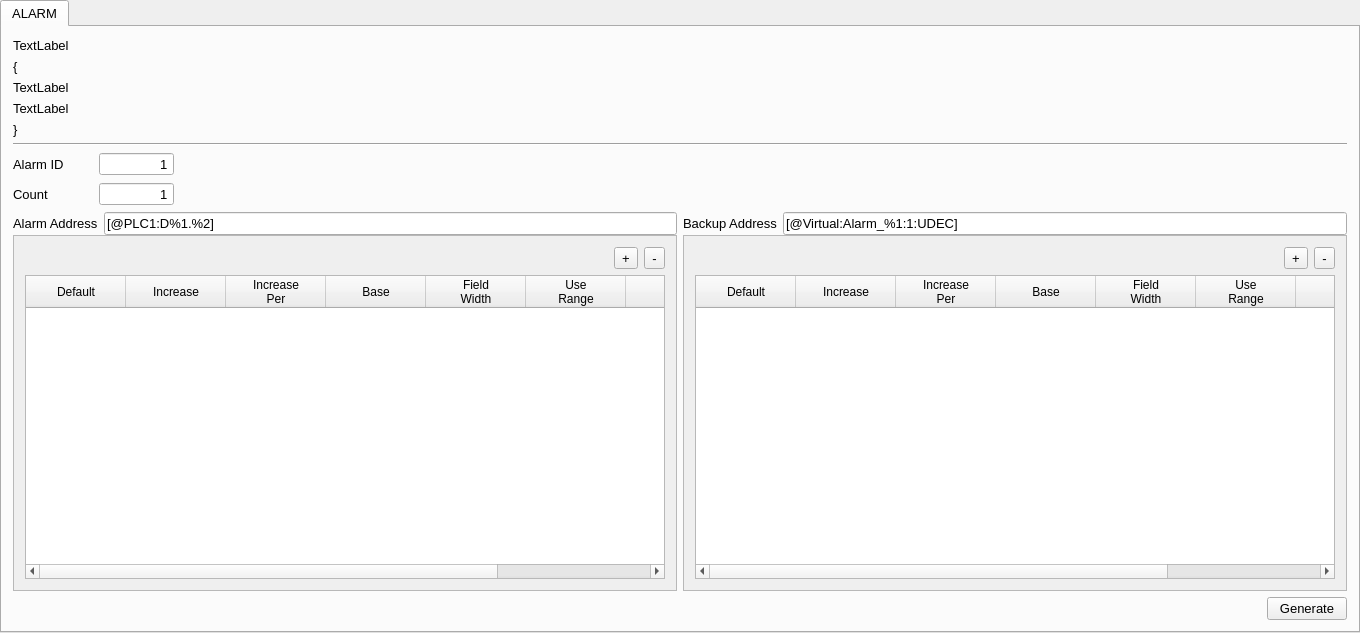
First picture: the form in MainWindow.ui, repository hyo0913/TDS-SecsGem-Script-Generator, before the edit.
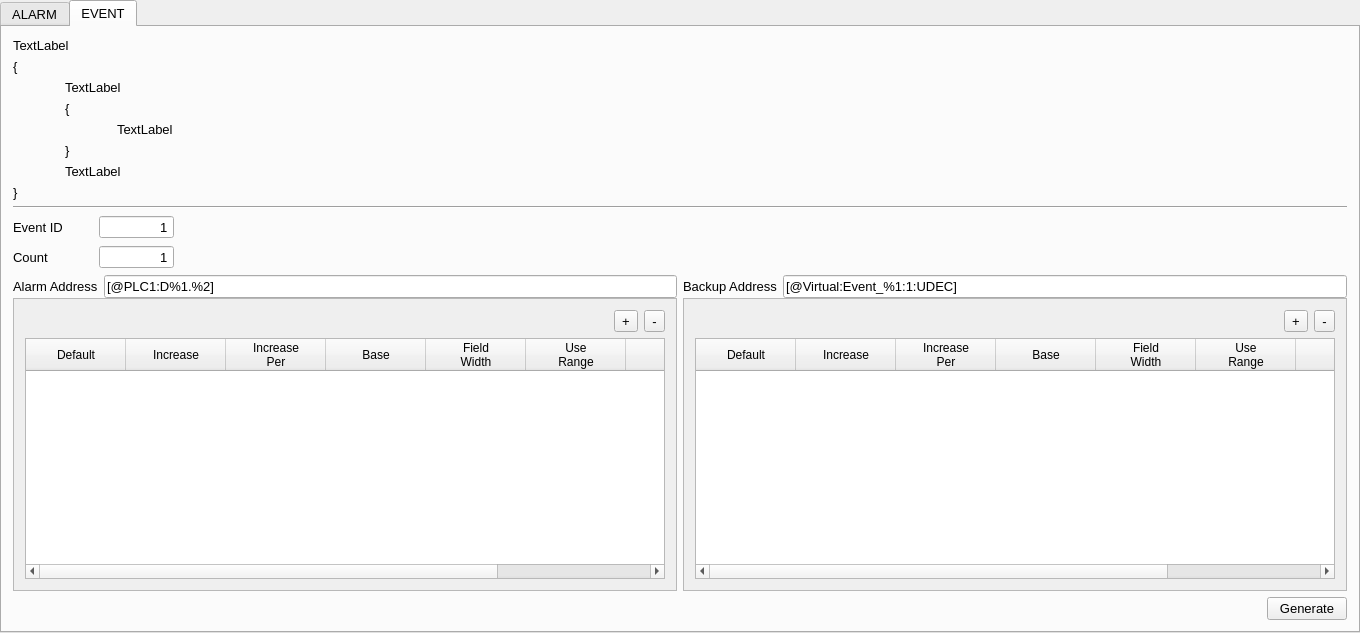
Second picture: the form after the edit. The open tabs and pages were chosen to show the change.

Patch:
```diff
--- a/MainWindow.ui
+++ b/MainWindow.ui
@@ -60,14 +60,14 @@
         <item>
          <widget class="QLabel" name="label_line1">
           <property name="text">
-           <string>TextLabel</string>
+           <string>	TextLabel</string>
           </property>
          </widget>
         </item>
         <item>
          <widget class="QLabel" name="label_line2">
           <property name="text">
-           <string>TextLabel</string>
+           <string>	TextLabel</string>
           </property>
          </widget>
         </item>
@@ -235,9 +235,6 @@
                   <pointsize>10</pointsize>
                  </font>
                 </property>
-                <property name="text">
-                 <string>[@PLC1:D%1.%2]</string>
-                </property>
                </widget>
               </item>
              </layout>
@@ -403,9 +400,6 @@
                   <pointsize>10</pointsize>
                  </font>
                 </property>
-                <property name="text">
-                 <string>[@Virtual:Alarm_%1:1:UDEC]</string>
-                </property>
                </widget>
               </item>
              </layout>
@@ -575,6 +569,574 @@
         </item>
        </layout>
       </widget>
+      <widget class="QWidget" name="Event">
+       <attribute name="title">
+        <string>EVENT</string>
+       </attribute>
+       <layout class="QVBoxLayout" name="verticalLayout_11">
+        <item>
+         <widget class="QLabel" name="label_EventCondition1">
+          <property name="font">
+           <font>
+            <pointsize>10</pointsize>
+           </font>
+          </property>
+          <property name="text">
+           <string>TextLabel</string>
+          </property>
+         </widget>
+        </item>
+        <item>
+         <widget class="QLabel" name="label_EventBracketOpen1">
+          <property name="font">
+           <font>
+            <pointsize>10</pointsize>
+           </font>
+          </property>
+          <property name="text">
+           <string>{</string>
+          </property>
+         </widget>
+        </item>
+        <item>
+         <widget class="QLabel" name="label_EventCondition2">
+          <property name="text">
+           <string>	TextLabel</string>
+          </property>
+         </widget>
+        </item>
+        <item>
+         <widget class="QLabel" name="label_EventBracketOpen2">
+          <property name="text">
+           <string>	{</string>
+          </property>
+         </widget>
+        </item>
+        <item>
+         <widget class="QLabel" name="label_EventLine1">
+          <property name="text">
+           <string>		TextLabel</string>
+          </property>
+         </widget>
+        </item>
+        <item>
+         <widget class="QLabel" name="label_EventBracketClose2">
+          <property name="text">
+           <string>	}</string>
+          </property>
+         </widget>
+        </item>
+        <item>
+         <widget class="QLabel" name="label_EventLine2">
+          <property name="text">
+           <string>	TextLabel</string>
+          </property>
+         </widget>
+        </item>
+        <item>
+         <widget class="QLabel" name="label_EventBracketClose1">
+          <property name="font">
+           <font>
+            <pointsize>10</pointsize>
+           </font>
+          </property>
+          <property name="text">
+           <string>}</string>
+          </property>
+         </widget>
+        </item>
+        <item>
+         <widget class="Line" name="line_Event">
+          <property name="orientation">
+           <enum>Qt::Horizontal</enum>
+          </property>
+         </widget>
+        </item>
+        <item>
+         <layout class="QHBoxLayout" name="horizontalLayout_14">
+          <item>
+           <widget class="QLabel" name="label_EventId">
+            <property name="minimumSize">
+             <size>
+              <width>80</width>
+              <height>0</height>
+             </size>
+            </property>
+            <property name="text">
+             <string>Event ID</string>
+            </property>
+           </widget>
+          </item>
+          <item>
+           <widget class="QSpinBox" name="spinBox_EventId">
+            <property name="minimumSize">
+             <size>
+              <width>75</width>
+              <height>0</height>
+             </size>
+            </property>
+            <property name="alignment">
+             <set>Qt::AlignRight|Qt::AlignTrailing|Qt::AlignVCenter</set>
+            </property>
+            <property name="buttonSymbols">
+             <enum>QAbstractSpinBox::NoButtons</enum>
+            </property>
+            <property name="minimum">
+             <number>1</number>
+            </property>
+            <property name="maximum">
+             <number>9999999</number>
+            </property>
+           </widget>
+          </item>
+          <item>
+           <spacer name="horizontalSpacer_8">
+            <property name="orientation">
+             <enum>Qt::Horizontal</enum>
+            </property>
+            <property name="sizeHint" stdset="0">
+             <size>
+              <width>40</width>
+              <height>20</height>
+             </size>
+            </property>
+           </spacer>
+          </item>
+         </layout>
+        </item>
+        <item>
+         <layout class="QHBoxLayout" name="horizontalLayout_15">
+          <item>
+           <widget class="QLabel" name="label_EventCount">
+            <property name="enabled">
+             <bool>true</bool>
+            </property>
+            <property name="minimumSize">
+             <size>
+              <width>80</width>
+              <height>0</height>
+             </size>
+            </property>
+            <property name="font">
+             <font>
+              <pointsize>10</pointsize>
+             </font>
+            </property>
+            <property name="text">
+             <string>Count</string>
+            </property>
+           </widget>
+          </item>
+          <item>
+           <widget class="QSpinBox" name="spinBox_EventCount">
+            <property name="minimumSize">
+             <size>
+              <width>75</width>
+              <height>0</height>
+             </size>
+            </property>
+            <property name="font">
+             <font>
+              <pointsize>10</pointsize>
+             </font>
+            </property>
+            <property name="alignment">
+             <set>Qt::AlignRight|Qt::AlignTrailing|Qt::AlignVCenter</set>
+            </property>
+            <property name="buttonSymbols">
+             <enum>QAbstractSpinBox::NoButtons</enum>
+            </property>
+            <property name="minimum">
+             <number>1</number>
+            </property>
+            <property name="maximum">
+             <number>9999999</number>
+            </property>
+           </widget>
+          </item>
+          <item>
+           <spacer name="horizontalSpacer_9">
+            <property name="orientation">
+             <enum>Qt::Horizontal</enum>
+            </property>
+            <property name="sizeHint" stdset="0">
+             <size>
+              <width>40</width>
+              <height>20</height>
+             </size>
+            </property>
+           </spacer>
+          </item>
+         </layout>
+        </item>
+        <item>
+         <layout class="QHBoxLayout" name="horizontalLayout_9">
+          <item>
+           <layout class="QVBoxLayout" name="verticalLayout_7">
+            <property name="spacing">
+             <number>0</number>
+            </property>
+            <item>
+             <layout class="QHBoxLayout" name="horizontalLayout_10">
+              <item>
+               <widget class="QLabel" name="label_7">
+                <property name="font">
+                 <font>
+                  <pointsize>10</pointsize>
+                 </font>
+                </property>
+                <property name="text">
+                 <string>Alarm Address</string>
+                </property>
+               </widget>
+              </item>
+              <item>
+               <widget class="QLineEdit" name="lineEditEventDevAddr">
+                <property name="font">
+                 <font>
+                  <pointsize>10</pointsize>
+                 </font>
+                </property>
+                <property name="text">
+                 <string>[@PLC1:D%1.%2]</string>
+                </property>
+               </widget>
+              </item>
+             </layout>
+            </item>
+            <item>
+             <widget class="QScrollArea" name="scrollAreaEventDevAddr">
+              <property name="frameShadow">
+               <enum>QFrame::Plain</enum>
+              </property>
+              <property name="widgetResizable">
+               <bool>true</bool>
+              </property>
+              <widget class="QWidget" name="scrollAreaWidgetContentsEventDev">
+               <property name="geometry">
+                <rect>
+                 <x>0</x>
+                 <y>0</y>
+                 <width>659</width>
+                 <height>314</height>
+                </rect>
+               </property>
+               <layout class="QVBoxLayout" name="verticalLayout_8">
+                <item>
+                 <layout class="QHBoxLayout" name="horizontalLayout_11">
+                  <property name="spacing">
+                   <number>6</number>
+                  </property>
+                  <item>
+                   <spacer name="horizontalSpacer_6">
+                    <property name="orientation">
+                     <enum>Qt::Horizontal</enum>
+                    </property>
+                    <property name="sizeHint" stdset="0">
+                     <size>
+                      <width>40</width>
+                      <height>20</height>
+                     </size>
+                    </property>
+                   </spacer>
+                  </item>
+                  <item>
+                   <widget class="QToolButton" name="toolButtonEventAddDevParam">
+                    <property name="text">
+                     <string>+</string>
+                    </property>
+                   </widget>
+                  </item>
+                  <item>
+                   <widget class="QToolButton" name="toolButtonEventDelDevParam">
+                    <property name="text">
+                     <string>-</string>
+                    </property>
+                   </widget>
+                  </item>
+                 </layout>
+                </item>
+                <item>
+                 <widget class="QTableWidget" name="tableWidgetEventDevParams">
+                  <property name="textElideMode">
+                   <enum>Qt::ElideMiddle</enum>
+                  </property>
+                  <attribute name="horizontalHeaderCascadingSectionResizes">
+                   <bool>true</bool>
+                  </attribute>
+                  <column>
+                   <property name="text">
+                    <string>Default</string>
+                   </property>
+                   <property name="textAlignment">
+                    <set>AlignHCenter|AlignVCenter|AlignCenter</set>
+                   </property>
+                  </column>
+                  <column>
+                   <property name="text">
+                    <string>Increase</string>
+                   </property>
+                   <property name="textAlignment">
+                    <set>AlignHCenter|AlignVCenter|AlignCenter</set>
+                   </property>
+                  </column>
+                  <column>
+                   <property name="text">
+                    <string>Increase
+Per</string>
+                   </property>
+                   <property name="textAlignment">
+                    <set>AlignHCenter|AlignVCenter|AlignCenter</set>
+                   </property>
+                  </column>
+                  <column>
+                   <property name="text">
+                    <string>Base</string>
+                   </property>
+                   <property name="textAlignment">
+                    <set>AlignHCenter|AlignVCenter|AlignCenter</set>
+                   </property>
+                  </column>
+                  <column>
+                   <property name="text">
+                    <string>Field
+Width</string>
+                   </property>
+                   <property name="textAlignment">
+                    <set>AlignHCenter|AlignVCenter|AlignCenter</set>
+                   </property>
+                  </column>
+                  <column>
+                   <property name="text">
+                    <string>Use
+Range</string>
+                   </property>
+                   <property name="textAlignment">
+                    <set>AlignHCenter|AlignVCenter|AlignCenter</set>
+                   </property>
+                  </column>
+                  <column>
+                   <property name="text">
+                    <string>Min</string>
+                   </property>
+                   <property name="textAlignment">
+                    <set>AlignHCenter|AlignVCenter|AlignCenter</set>
+                   </property>
+                  </column>
+                  <column>
+                   <property name="text">
+                    <string>Max</string>
+                   </property>
+                   <property name="textAlignment">
+                    <set>AlignHCenter|AlignVCenter|AlignCenter</set>
+                   </property>
+                  </column>
+                 </widget>
+                </item>
+               </layout>
+              </widget>
+             </widget>
+            </item>
+           </layout>
+          </item>
+          <item>
+           <layout class="QVBoxLayout" name="verticalLayout_9">
+            <property name="spacing">
+             <number>0</number>
+            </property>
+            <item>
+             <layout class="QHBoxLayout" name="horizontalLayout_12">
+              <item>
+               <widget class="QLabel" name="label_8">
+                <property name="font">
+                 <font>
+                  <pointsize>10</pointsize>
+                 </font>
+                </property>
+                <property name="text">
+                 <string>Backup Address</string>
+                </property>
+               </widget>
+              </item>
+              <item>
+               <widget class="QLineEdit" name="lineEditEventVirAddr">
+                <property name="font">
+                 <font>
+                  <pointsize>10</pointsize>
+                 </font>
+                </property>
+                <property name="text">
+                 <string>[@Virtual:Event_%1:1:UDEC]</string>
+                </property>
+               </widget>
+              </item>
+             </layout>
+            </item>
+            <item>
+             <widget class="QScrollArea" name="scrollAreaVirAddr_2">
+              <property name="frameShadow">
+               <enum>QFrame::Plain</enum>
+              </property>
+              <property name="widgetResizable">
+               <bool>true</bool>
+              </property>
+              <widget class="QWidget" name="scrollAreaWidgetContentsEventVir">
+               <property name="geometry">
+                <rect>
+                 <x>0</x>
+                 <y>0</y>
+                 <width>659</width>
+                 <height>314</height>
+                </rect>
+               </property>
+               <layout class="QVBoxLayout" name="verticalLayout_10">
+                <item>
+                 <layout class="QHBoxLayout" name="horizontalLayout_13">
+                  <item>
+                   <spacer name="horizontalSpacer_7">
+                    <property name="orientation">
+                     <enum>Qt::Horizontal</enum>
+                    </property>
+                    <property name="sizeHint" stdset="0">
+                     <size>
+                      <width>40</width>
+                      <height>20</height>
+                     </size>
+                    </property>
+                   </spacer>
+                  </item>
+                  <item>
+                   <widget class="QToolButton" name="toolButtonEventAddVirParam">
+                    <property name="text">
+                     <string>+</string>
+                    </property>
+                   </widget>
+                  </item>
+                  <item>
+                   <widget class="QToolButton" name="toolButtonEventDelVirParam">
+                    <property name="text">
+                     <string>-</string>
+                    </property>
+                   </widget>
+                  </item>
+                 </layout>
+                </item>
+                <item>
+                 <widget class="QTableWidget" name="tableWidgetEventVirParams">
+                  <property name="textElideMode">
+                   <enum>Qt::ElideMiddle</enum>
+                  </property>
+                  <attribute name="horizontalHeaderCascadingSectionResizes">
+                   <bool>true</bool>
+                  </attribute>
+                  <column>
+                   <property name="text">
+                    <string>Default</string>
+                   </property>
+                   <property name="textAlignment">
+                    <set>AlignHCenter|AlignVCenter|AlignCenter</set>
+                   </property>
+                  </column>
+                  <column>
+                   <property name="text">
+                    <string>Increase</string>
+                   </property>
+                   <property name="textAlignment">
+                    <set>AlignHCenter|AlignVCenter|AlignCenter</set>
+                   </property>
+                  </column>
+                  <column>
+                   <property name="text">
+                    <string>Increase
+Per</string>
+                   </property>
+                   <property name="textAlignment">
+                    <set>AlignHCenter|AlignVCenter|AlignCenter</set>
+                   </property>
+                  </column>
+                  <column>
+                   <property name="text">
+                    <string>Base</string>
+                   </property>
+                   <property name="textAlignment">
+                    <set>AlignHCenter|AlignVCenter|AlignCenter</set>
+                   </property>
+                  </column>
+                  <column>
+                   <property name="text">
+                    <string>Field
+Width</string>
+                   </property>
+                   <property name="textAlignment">
+                    <set>AlignHCenter|AlignVCenter|AlignCenter</set>
+                   </property>
+                  </column>
+                  <column>
+                   <property name="text">
+                    <string>Use
+Range</string>
+                   </property>
+                   <property name="textAlignment">
+                    <set>AlignHCenter|AlignVCenter|AlignCenter</set>
+                   </property>
+                  </column>
+                  <column>
+                   <property name="text">
+                    <string>Min</string>
+                   </property>
+                   <property name="textAlignment">
+                    <set>AlignHCenter|AlignVCenter|AlignCenter</set>
+                   </property>
+                  </column>
+                  <column>
+                   <property name="text">
+                    <string>Max</string>
+                   </property>
+                   <property name="textAlignment">
+                    <set>AlignHCenter|AlignVCenter|AlignCenter</set>
+                   </property>
+                  </column>
+                 </widget>
+                </item>
+               </layout>
+              </widget>
+             </widget>
+            </item>
+           </layout>
+          </item>
+         </layout>
+        </item>
+        <item>
+         <layout class="QHBoxLayout" name="horizontalLayout_16">
+          <item>
+           <spacer name="horizontalSpacer_10">
+            <property name="orientation">
+             <enum>Qt::Horizontal</enum>
+            </property>
+            <property name="sizeHint" stdset="0">
+             <size>
+              <width>40</width>
+              <height>20</height>
+             </size>
+            </property>
+           </spacer>
+          </item>
+          <item>
+           <widget class="QPushButton" name="pushButton_GenEvent">
+            <property name="font">
+             <font>
+              <pointsize>10</pointsize>
+             </font>
+            </property>
+            <property name="text">
+             <string>Generate</string>
+            </property>
+           </widget>
+          </item>
+         </layout>
+        </item>
+       </layout>
+      </widget>
      </widget>
     </item>
    </layout>
```
Left out of the diff: 36 changed lines with no effect on the pictures.
